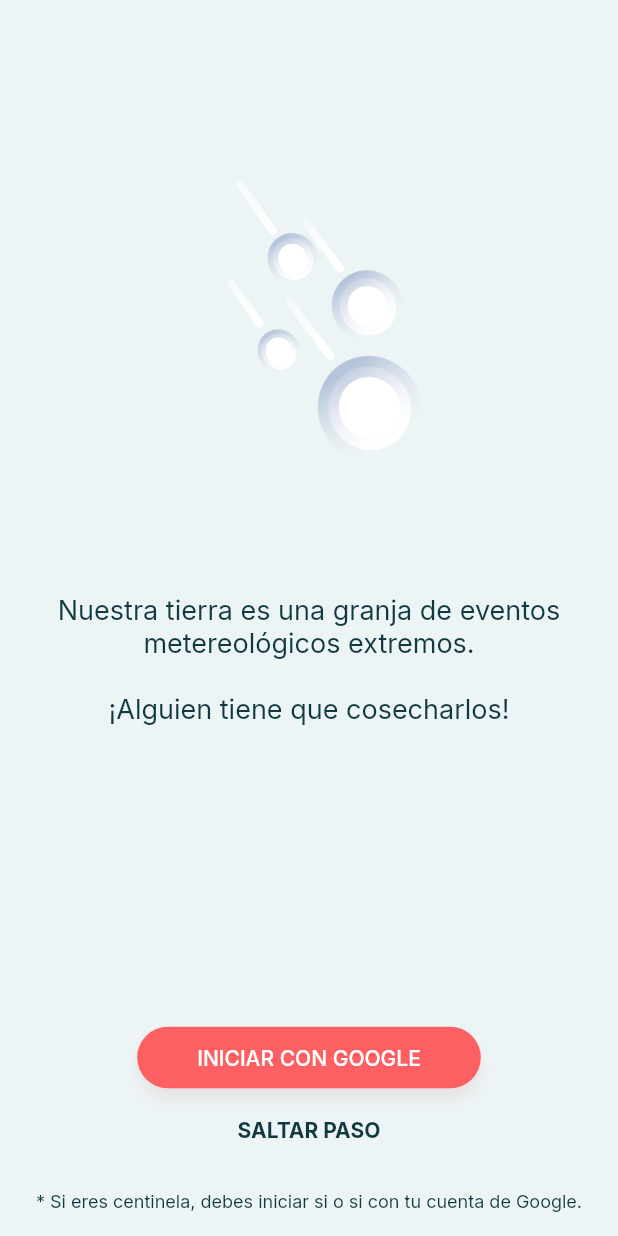
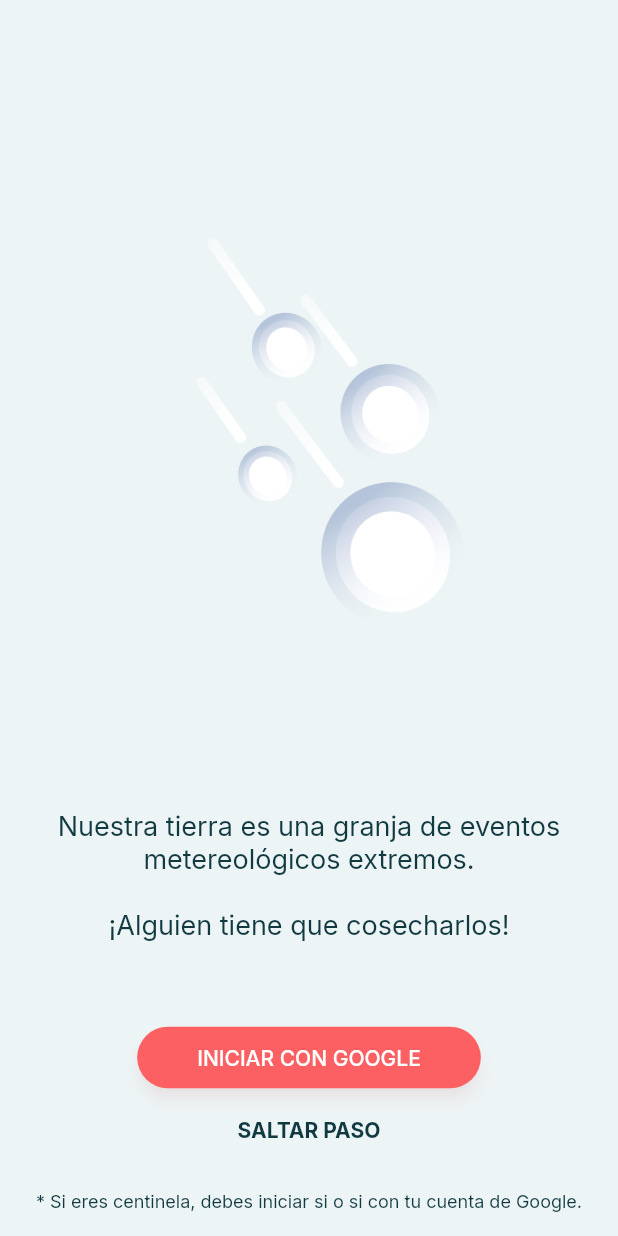
Before and after one commit to Cosecheros/Cosecheros, a Flutter app: the screen it shows after launch, on a phone screen of 412 x 824 dp. Run offline on Flutter 3.47's test engine with Material 2 defaults, Android fonts, the phone set to English and light mode, and no system bars; our stand-ins replace cached_network_image, cloud_firestore, firebase_auth, firebase_core, firebase_crashlytics, firebase_messaging and 15 more; missing offline and left inert: dynamic_forms, expression_language, flutter_dynamic_forms, flutter_dynamic_forms_components; accounts and stored records are empty; statements that could not run were skipped.

Commit message:
Version 8.0

```diff
--- a/lib/login/intro.dart
+++ b/lib/login/intro.dart
@@ -40,9 +40,12 @@ class _IntroState extends State<Intro> {
                     child: Column(
                       children: [
                         if (MediaQuery.of(context).orientation == Orientation.portrait)
-                        Image.asset(
-                          "assets/icon-fore.png",
-                          fit: BoxFit.cover,
+                        Expanded(
+                          flex: 10,
+                          child: Image.asset(
+                            "assets/icon-fore.png",
+                            fit: BoxFit.cover,
+                          ),
                         ),
 
                         Text(
@@ -53,7 +56,7 @@ class _IntroState extends State<Intro> {
                               .copyWith(fontSize: 18),
                           textAlign: TextAlign.center,
                         ),
-                        Expanded(child: Container()),
+                        Spacer(),
                         ElevatedButton(
                           child: Text("Iniciar con google".toUpperCase()),
                           style: ElevatedButton.styleFrom(
--- a/lib/map/map.dart
+++ b/lib/map/map.dart
@@ -211,7 +211,7 @@ class HomeMapState extends State<HomeMap> with AutomaticKeepAliveClientMixin {
 
   void hideBottomSheet() {
     if (_bottomSheetController != null) {
-      Navigator.of(context).pop();
+      _bottomSheetController.close();
       _bottomSheetController = null;
     }
   }
```
